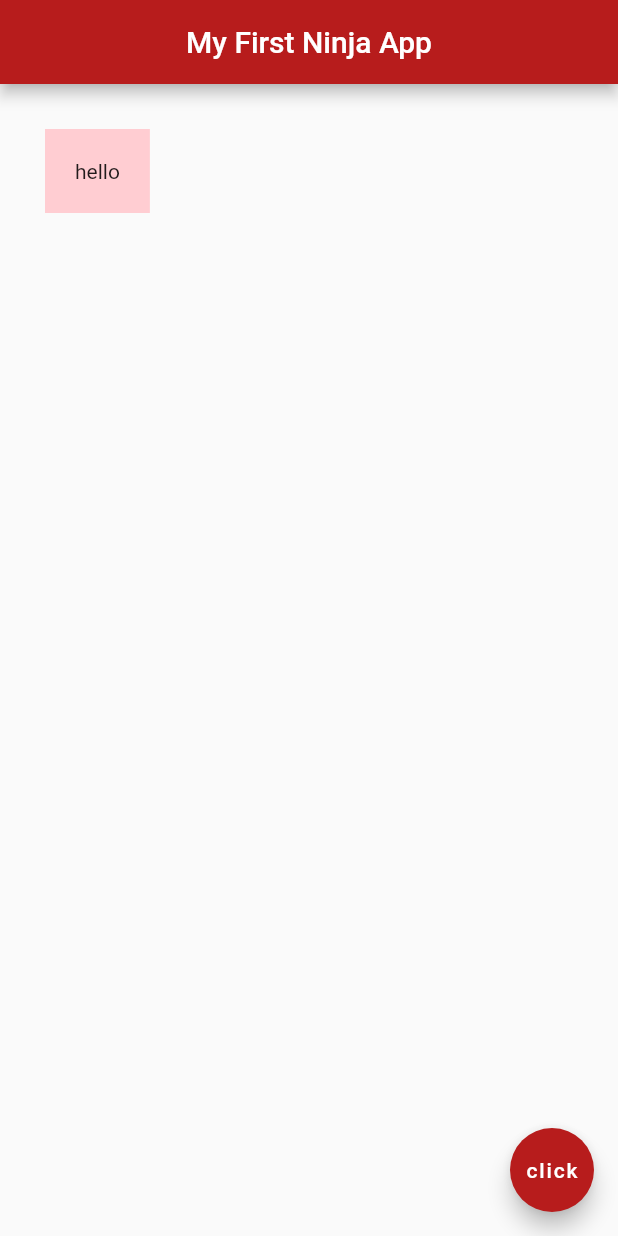
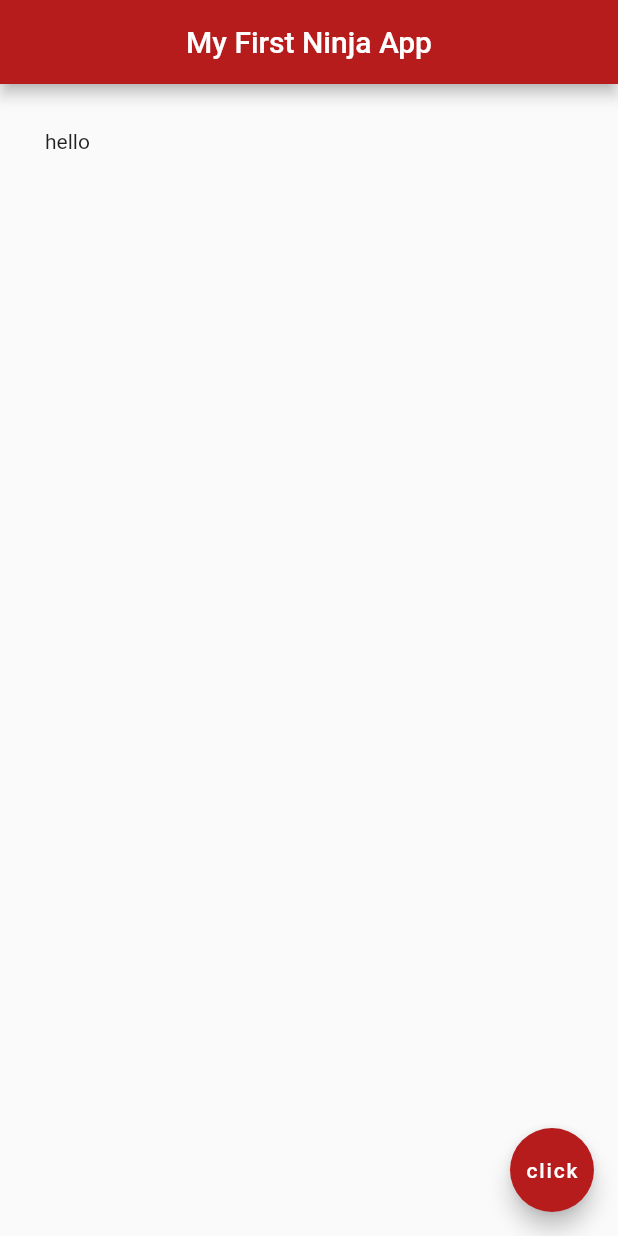
Before and after one commit to MLesky/World-Time-App, a Flutter app: the screen it shows after launch, on a phone screen of 412 x 824 dp. Run offline on Flutter 3.47's test engine with Material 2 defaults, Android fonts, the phone set to English and light mode, and no system bars.

Commit message:
Padding widget

```diff
--- a/My app/myapp/lib/main.dart
+++ b/My app/myapp/lib/main.dart
@@ -15,11 +15,9 @@ class Home extends StatelessWidget {
         centerTitle: true,
         backgroundColor: Colors.red[900],
       ),
-      body: Container(
-        padding: const EdgeInsets.all(20.0),
-        margin: const EdgeInsets.all(30.0),
-        color: Colors.red[100],
-        child: const Text('hello'),
+      body: const Padding(
+        padding: EdgeInsets.all(30.0),
+        child: Text('hello'),
       ),
       floatingActionButton: FloatingActionButton(
         onPressed: () {},
```
